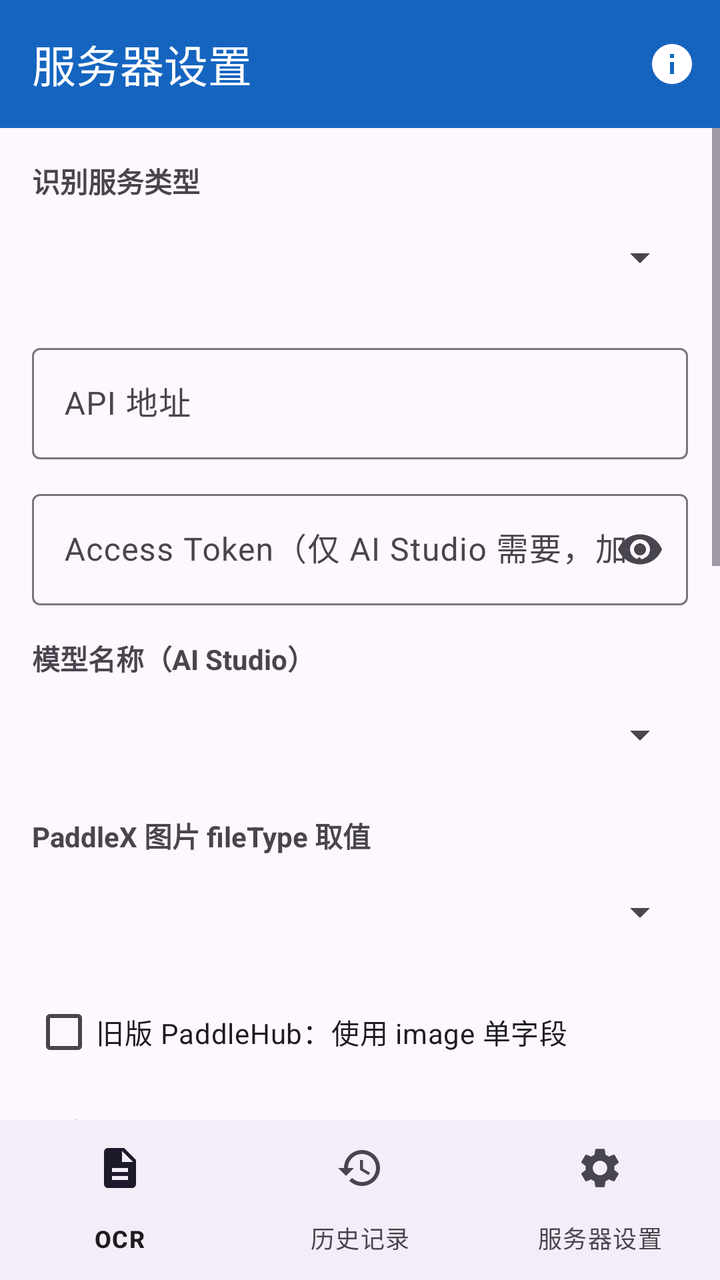
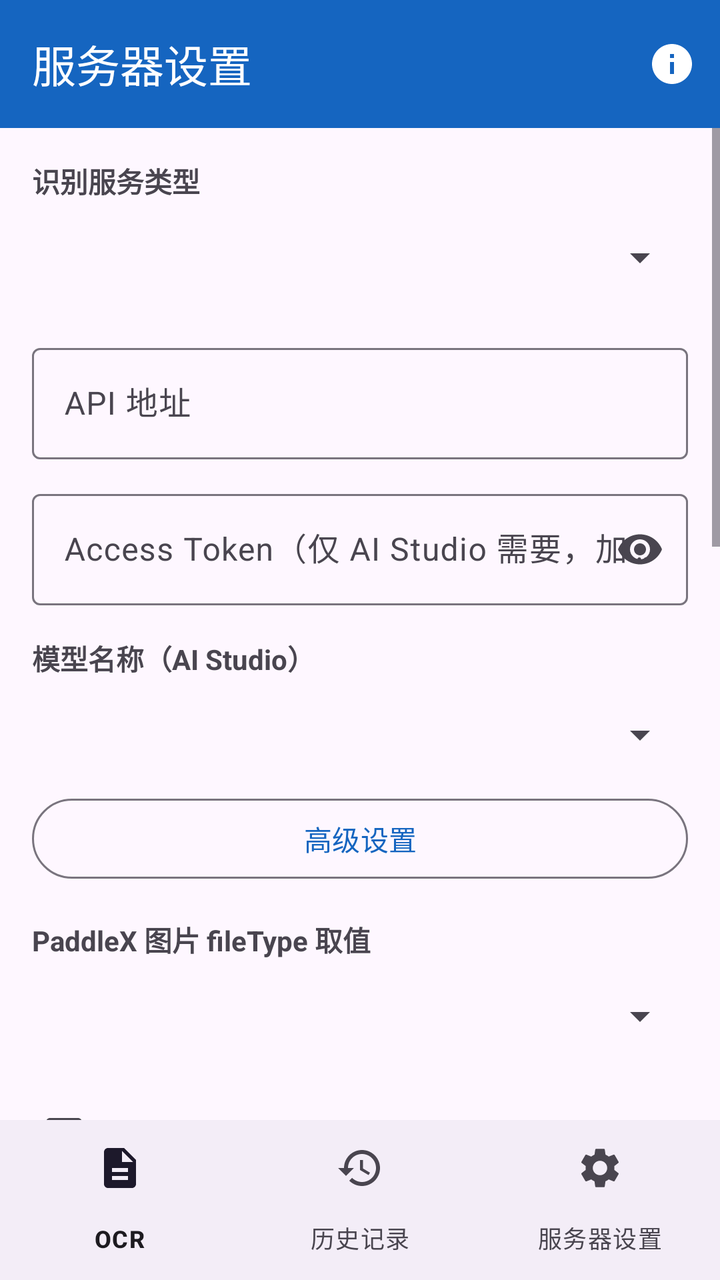

Before-and-after screenshots of an Android layout around one commit, followed by the original layout XML and the change that was made.
<!-- AndroidManifest.xml: application theme Theme.PaddleOcr -->
<!-- res/layout/activity_settings.xml -->
<?xml version="1.0" encoding="utf-8"?>
<LinearLayout xmlns:android="http://schemas.android.com/apk/res/android"
    xmlns:app="http://schemas.android.com/apk/res-auto"
    android:layout_width="match_parent"
    android:layout_height="match_parent"
    android:orientation="vertical">

    <com.google.android.material.appbar.MaterialToolbar
        android:id="@+id/toolbar"
        android:layout_width="match_parent"
        android:layout_height="?attr/actionBarSize"
        android:background="@color/primary"
        app:menu="@menu/menu_settings"
        app:title="@string/settings_title"
        app:titleTextColor="@color/white" />

    <ScrollView
        android:layout_width="match_parent"
        android:layout_height="0dp"
        android:layout_weight="1"
        android:fillViewport="true">

        <LinearLayout
            android:layout_width="match_parent"
            android:layout_height="wrap_content"
            android:orientation="vertical"
            android:padding="16dp">

            <TextView
                android:layout_width="wrap_content"
                android:layout_height="wrap_content"
                android:text="@string/settings_mode_label"
                android:textColor="?attr/colorOnSurfaceVariant"
                android:textSize="14sp"
                android:textStyle="bold" />

            <Spinner
                android:id="@+id/modeSpinner"
                android:layout_width="match_parent"
                android:layout_height="48dp"
                android:layout_marginTop="4dp"
                android:layout_marginBottom="16dp" />

            
            <LinearLayout
                android:id="@+id/serverGroup"
                android:layout_width="match_parent"
                android:layout_height="wrap_content"
                android:orientation="vertical">

                <TextView
                    android:id="@+id/httpWarning"
                    android:layout_width="match_parent"
                    android:layout_height="wrap_content"
                    android:layout_marginBottom="8dp"
                    android:background="#33FFB300"
                    android:padding="8dp"
                    android:text="@string/settings_http_warning"
                    android:textColor="#8A6D00"
                    android:textSize="12sp"
                    android:visibility="gone" />

                <com.google.android.material.textfield.TextInputLayout
                    android:id="@+id/urlInput"
                    style="@style/Widget.Material3.TextInputLayout.OutlinedBox"
                    android:layout_width="match_parent"
                    android:layout_height="wrap_content"
                    android:layout_marginBottom="12dp"
                    android:hint="@string/settings_url_hint">

                    <com.google.android.material.textfield.TextInputEditText
                        android:id="@+id/urlEdit"
                        android:layout_width="match_parent"
                        android:layout_height="wrap_content"
                        android:inputType="textUri"
                        android:singleLine="true" />
                </com.google.android.material.textfield.TextInputLayout>

                <com.google.android.material.textfield.TextInputLayout
                    android:id="@+id/tokenInput"
                    style="@style/Widget.Material3.TextInputLayout.OutlinedBox"
                    android:layout_width="match_parent"
                    android:layout_height="wrap_content"
                    android:layout_marginBottom="16dp"
                    android:hint="@string/settings_token_hint"
                    app:endIconMode="password_toggle">

                    <com.google.android.material.textfield.TextInputEditText
                        android:id="@+id/tokenEdit"
                        android:layout_width="match_parent"
                        android:layout_height="wrap_content"
                        android:inputType="textPassword"
                        android:singleLine="true" />
                </com.google.android.material.textfield.TextInputLayout>

                
                <LinearLayout
                    android:id="@+id/modelGroup"
                    android:layout_width="match_parent"
                    android:layout_height="wrap_content"
                    android:orientation="vertical">

                    <TextView
                        android:layout_width="wrap_content"
                        android:layout_height="wrap_content"
                        android:text="@string/settings_model_label"
                        android:textColor="?attr/colorOnSurfaceVariant"
                        android:textSize="14sp"
                        android:textStyle="bold" />

                    <Spinner
                        android:id="@+id/modelSpinner"
                        android:layout_width="match_parent"
                        android:layout_height="48dp"
                        android:layout_marginTop="4dp"
                        android:layout_marginBottom="16dp" />
                </LinearLayout>

                
                <LinearLayout
                    android:id="@+id/fileTypeGroup"
                    android:layout_width="match_parent"
                    android:layout_height="wrap_content"
                    android:orientation="vertical">

                    <TextView
                        android:layout_width="wrap_content"
                        android:layout_height="wrap_content"
                        android:text="@string/settings_filetype_label"
                        android:textColor="?attr/colorOnSurfaceVariant"
                        android:textSize="14sp"
                        android:textStyle="bold" />

                    <Spinner
                        android:id="@+id/fileTypeSpinner"
                        android:layout_width="match_parent"
                        android:layout_height="48dp"
                        android:layout_marginTop="4dp"
                        android:layout_marginBottom="8dp" />
                </LinearLayout>

                <com.google.android.material.checkbox.MaterialCheckBox
                    android:id="@+id/hubImageCheck"
                    android:layout_width="match_parent"
                    android:layout_height="wrap_content"
                    android:layout_marginTop="4dp"
                    android:layout_marginBottom="8dp"
                    android:text="@string/settings_hub_image_check"
                    android:textSize="14sp" />

                
                <LinearLayout
                    android:id="@+id/networkGroup"
                    android:layout_width="match_parent"
                    android:layout_height="wrap_content"
                    android:layout_marginTop="8dp"
                    android:orientation="vertical">

                    <TextView
                        android:layout_width="wrap_content"
                        android:layout_height="wrap_content"
                        android:text="@string/settings_network_title"
                        android:textColor="?attr/colorOnSurfaceVariant"
                        android:textSize="14sp"
                        android:textStyle="bold" />

                    <LinearLayout
                        android:layout_width="match_parent"
                        android:layout_height="wrap_content"
                        android:layout_marginTop="4dp"
                        android:gravity="center_vertical"
                        android:orientation="horizontal">

                        <TextView
                            android:layout_width="0dp"
                            android:layout_height="wrap_content"
                            android:layout_weight="1"
                            android:text="@string/settings_timeout_label"
                            android:textSize="14sp" />

                        <Spinner
                            android:id="@+id/timeoutSpinner"
                            android:layout_width="wrap_content"
                            android:layout_height="48dp"
                            android:minWidth="110dp" />
                    </LinearLayout>

                    <LinearLayout
                        android:layout_width="match_parent"
                        android:layout_height="wrap_content"
                        android:gravity="center_vertical"
                        android:orientation="horizontal">

                        <TextView
                            android:layout_width="0dp"
                            android:layout_height="wrap_content"
                            android:layout_weight="1"
                            android:text="@string/settings_retry_label"
                            android:textSize="14sp" />

                        <Spinner
                            android:id="@+id/retrySpinner"
                            android:layout_width="wrap_content"
                            android:layout_height="48dp"
                            android:minWidth="110dp" />
                    </LinearLayout>

                    <com.google.android.material.checkbox.MaterialCheckBox
                        android:id="@+id/autoSwitchCheck"
                        android:layout_width="match_parent"
                        android:layout_height="wrap_content"
                        android:layout_marginTop="4dp"
                        android:text="@string/settings_auto_switch"
                        android:textSize="14sp" />
                </LinearLayout>
            </LinearLayout>

            
            <com.google.android.material.card.MaterialCardView
                android:id="@+id/offlineCard"
                android:layout_width="match_parent"
                android:layout_height="wrap_content"
                android:visibility="gone"
                app:cardCornerRadius="12dp"
                app:cardElevation="1dp">

                <TextView
                    android:layout_width="match_parent"
                    android:layout_height="wrap_content"
                    android:lineSpacingExtra="4dp"
                    android:padding="16dp"
                    android:text="@string/settings_offline_body"
                    android:textColor="?attr/colorOnSurface"
                    android:textSize="13sp" />
            </com.google.android.material.card.MaterialCardView>

            <com.google.android.material.button.MaterialButton
                android:id="@+id/btnSave"
                android:layout_width="match_parent"
                android:layout_height="52dp"
                android:layout_marginTop="16dp"
                android:layout_marginBottom="24dp"
                android:text="@string/settings_save"
                android:textSize="16sp" />

            <com.google.android.material.card.MaterialCardView
                android:layout_width="match_parent"
                android:layout_height="wrap_content"
                app:cardCornerRadius="12dp"
                app:cardElevation="1dp">

                <LinearLayout
                    android:layout_width="match_parent"
                    android:layout_height="wrap_content"
                    android:orientation="vertical"
                    android:padding="16dp">

                    <TextView
                        android:layout_width="wrap_content"
                        android:layout_height="wrap_content"
                        android:text="@string/settings_models_title"
                        android:textColor="?attr/colorOnSurfaceVariant"
                        android:textSize="14sp"
                        android:textStyle="bold" />

                    <TextView
                        android:layout_width="match_parent"
                        android:layout_height="wrap_content"
                        android:layout_marginTop="8dp"
                        android:lineSpacingExtra="4dp"
                        android:text="@string/settings_models_body"
                        android:textColor="?attr/colorOnSurface"
                        android:textSize="13sp" />
                </LinearLayout>
            </com.google.android.material.card.MaterialCardView>
        </LinearLayout>
    </ScrollView>

    <com.google.android.material.bottomnavigation.BottomNavigationView
        android:id="@+id/bottomNav"
        android:layout_width="match_parent"
        android:layout_height="wrap_content"
        app:labelVisibilityMode="labeled"
        app:menu="@menu/bottom_nav" />
</LinearLayout>
<!-- resources referenced by this layout -->
<resources>
  <color name="primary">#1565C0</color>
  <color name="white">#FFFFFF</color>
  <string name="settings_auto_switch">云端额度用完时自动切换其他模型重试</string>
  <string name="settings_filetype_label">PaddleX 图片 fileType 取值</string>
  <string name="settings_http_warning">当前为 http:// 明文地址，仅建议在可信局域网内使用；公网请改用 https://</string>
  <string name="settings_hub_image_check">旧版 PaddleHub：使用 image 单字段</string>
  <string name="settings_mode_label">识别服务类型</string>
  <string name="settings_model_label">模型名称（AI Studio）</string>
  <string name="settings_models_body">1. PaddleOCR-VL-1.6 / 1.5 / VL：通用文档解析与智能文字识别，支持版式分析、表格、公式、印章等，返回结构化 Markdown 结果；VL-1.6 为最新版，精度和速度更好，适合复杂文档与图片。\n2. PP-OCRv6：经典轻量 OCR 模型，速度快、体积小，适合纯文字识别。\n3. PP-OCRv5：PP-OCRv6 的上一代轻量模型，同样主打快速纯文字识别。\n4. PP-StructureV3：文档结构解析模型，擅长版面分析、表格还原、公式识别，适合需要保留文档结构的场景。\n5. 端侧离线（内置 PP-OCRv4）：本机运行，断网可用、隐私最好，适合日常纯文字场景。</string>
  <string name="settings_models_title">模型特点</string>
  <string name="settings_network_title">网络与重试</string>
  <string name="settings_offline_body">离线模式使用随应用内置的 PP-OCRv4 轻量模型在本机识别：\n\n• 无需网络、不消耗云端额度、图片不上传，隐私最好；\n• 适合纯文字识别，速度较快；复杂版式（表格/公式）建议改用云端 VL 模型；\n• 首次使用会加载约 15MB 内置模型，耗时 1~2 秒。\n\n如需更多语言或更高精度，可在服务设置中切换回云端/局域网模式。</string>
  <string name="settings_retry_label">失败重试次数</string>
  <string name="settings_save">保存设置</string>
  <string name="settings_timeout_label">读取超时</string>
  <string name="settings_title">服务器设置</string>
  <string name="settings_token_hint">Access Token（仅 AI Studio 需要，加密存储）</string>
  <string name="settings_url_hint">API 地址</string>
  <style name="Theme.PaddleOcr" parent="Theme.Material3.DayNight.NoActionBar">
          <item name="colorPrimary">@color/primary</item>
          <item name="colorOnPrimary">@color/white</item>
          <item name="colorSecondary">@color/accent</item>
          <item name="android:statusBarColor">@color/primary</item>
          <item name="android:windowLightStatusBar">false</item>
          <item name="android:navigationBarColor">@color/primary</item>
          <item name="android:windowLightNavigationBar">false</item>
          
          <item name="android:windowOptOutEdgeToEdgeEnforcement">true</item>
      </style>
  <color name="accent">#26A69A</color>
</resources>

<!-- the commit's change to res/layout/activity_settings.xml (unified diff, before → after) -->
@@ -113,7 +113,15 @@
                         android:layout_width="match_parent"
                         android:layout_height="48dp"
                         android:layout_marginTop="4dp"
-                        android:layout_marginBottom="16dp" />
+                        android:layout_marginBottom="4dp" />
+
+                    <com.google.android.material.button.MaterialButton
+                        android:id="@+id/btnAdvancedSettings"
+                        style="@style/Widget.Material3.Button.OutlinedButton"
+                        android:layout_width="match_parent"
+                        android:layout_height="48dp"
+                        android:layout_marginBottom="16dp"
+                        android:text="@string/settings_advanced" />
                 </LinearLayout>
 
                 
<!-- resource entries referenced after the edit -->
@@ -2,6 +2,7 @@
 <resources>
   <color name="primary">#1565C0</color>
   <color name="white">#FFFFFF</color>
+  <string name="settings_advanced">高级设置</string>
   <string name="settings_auto_switch">云端额度用完时自动切换其他模型重试</string>
   <string name="settings_filetype_label">PaddleX 图片 fileType 取值</string>
   <string name="settings_http_warning">当前为 http:// 明文地址，仅建议在可信局域网内使用；公网请改用 https://</string>
